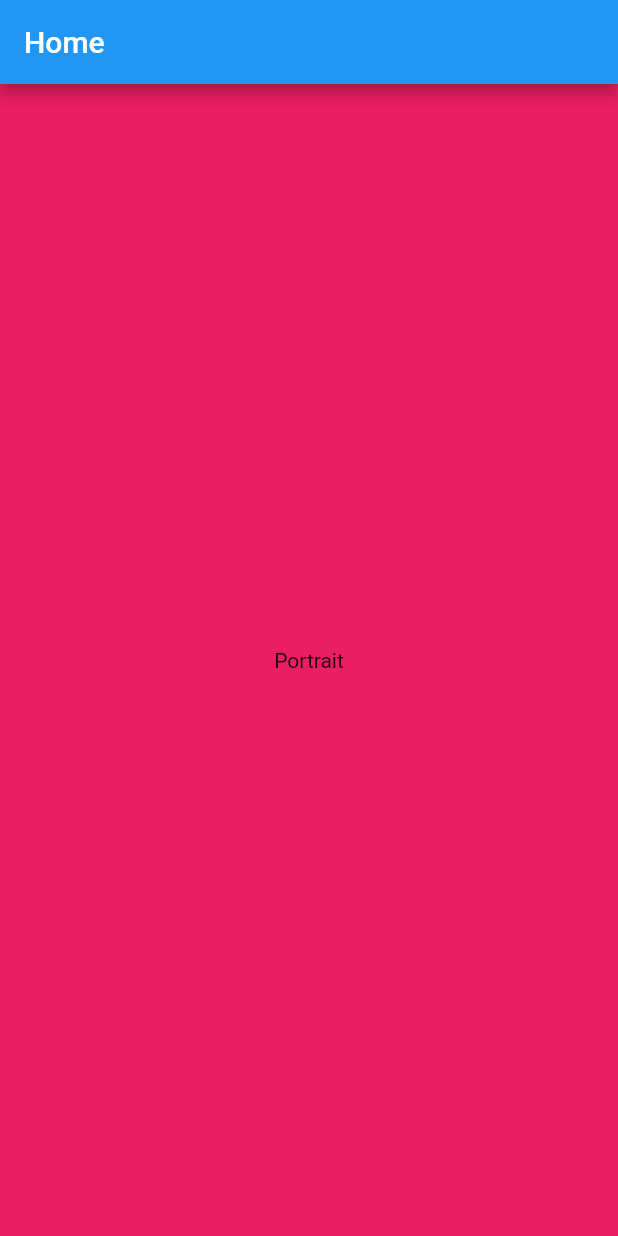
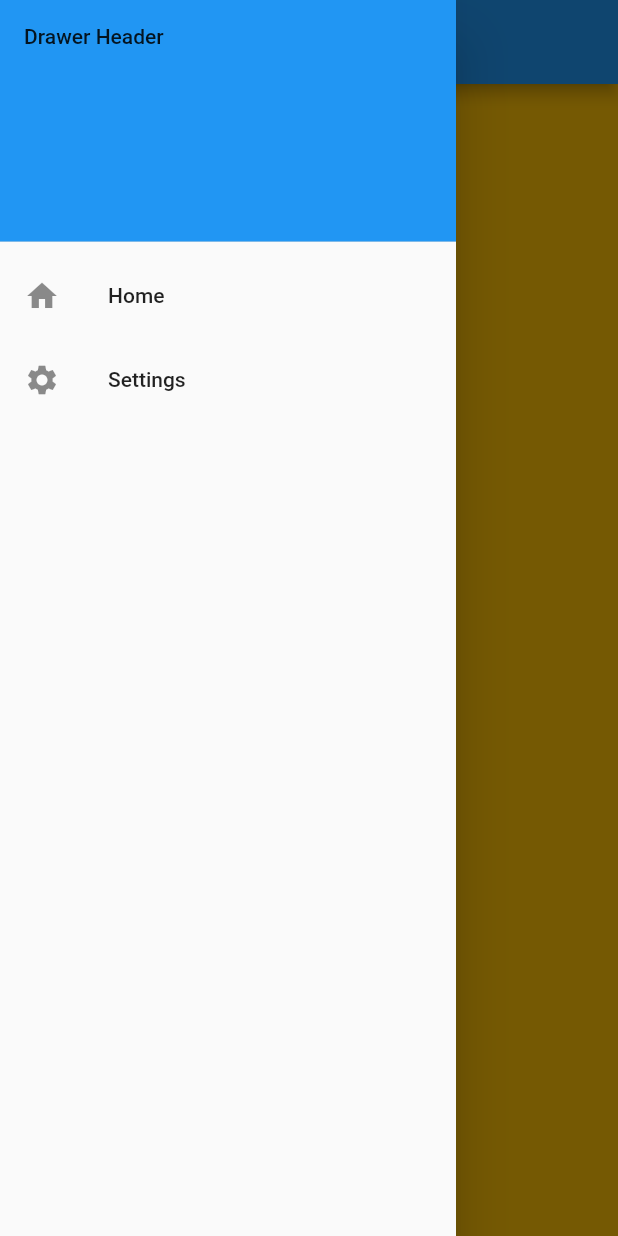
Before and after one commit to barreiradlc/responsive_studies, a Flutter app: the screen it shows after launch, with the side drawer open (before the commit the screen has no drawer), on a phone screen of 412 x 824 dp. Run offline on Flutter 3.47's test engine with Material 2 defaults, Android fonts, the phone set to English and light mode, and no system bars; our stand-ins replace get.

Commit message:
Responsive treatment

```diff
--- a/analysis_options.yaml
+++ b/analysis_options.yaml
@@ -23,6 +23,8 @@ linter:
   # producing the lint.
   rules:
     file_names: false
+    avoid_init_to_null: false
+    prefer_const_constructors: false
     # avoid_print: false  # Uncomment to disable the `avoid_print` rule
     # prefer_single_quotes: true  # Uncomment to enable the `prefer_single_quotes` rule
 
--- /dev/null
+++ b/lib/controllers/ScreenSizeController.dart
@@ -0,0 +1,25 @@
+import 'package:flutter/material.dart';
+import 'package:get/get.dart';
+
+class ScreenSizeController extends GetxController {
+  getCurrentSize() {
+    final BuildContext ctx = Get.context!;
+    final mediaQuery = MediaQuery.of(ctx);
+
+    return mediaQuery.size;
+  }
+
+  getCurrentWidth() {
+    final size = getCurrentSize();
+    return size.width;
+  }
+
+  bool isMobile() {
+    final width = getCurrentWidth();
+    if (width <= 900) {
+      return true;
+    }
+
+    return false;
+  }
+}
--- /dev/null
+++ b/lib/layouts/DashboardDrawer/DashboardDrawerLayout.dart
@@ -0,0 +1,28 @@
+import 'package:flutter/material.dart';
+import 'package:get/get.dart';
+import 'package:responsive_studies/controllers/NavigationController.dart';
+import 'package:responsive_studies/layouts/DashboardDrawer/Desktop.dart';
+import 'package:responsive_studies/layouts/DashboardDrawer/Mobile.dart';
+import 'package:responsive_studies/widgets/Drawer.dart';
+
+class DashboardDrawerLayout extends StatelessWidget {
+  final Widget page;
+
+  const DashboardDrawerLayout(this.page, {Key? key}) : super(key: key);
+
+  @override
+  Widget build(BuildContext context) {
+    final NavigationHomeController navigationController = Get.put(NavigationHomeController());
+
+    return Material(
+      child: LayoutBuilder(
+        builder: (context, constraints) {
+          if (constraints.maxWidth > 900) {
+            return DashboardDesktop(page);
+          }
+          return DashboardMobile(page);
+        },
+      ),
+    );
+  }
+}
--- /dev/null
+++ b/lib/layouts/DashboardDrawer/Mobile.dart
@@ -0,0 +1,21 @@
+import 'package:flutter/material.dart';
+import 'package:get/get.dart';
+import 'package:responsive_studies/controllers/NavigationController.dart';
+import 'package:responsive_studies/widgets/Drawer.dart';
+
+class DashboardMobile extends StatelessWidget {
+  final Widget page;
+  const DashboardMobile(this.page, {Key? key}) : super(key: key);
+
+  @override
+  Widget build(BuildContext context) {
+    final NavigationHomeController navigationController = Get.put(NavigationHomeController());
+
+    return Scaffold(
+      key: navigationController.drawerKey,
+      drawer: HomeDrawer(),
+      appBar: navigationController.appBar,
+      body: page,
+    );
+  }
+}
--- a/lib/main.dart
+++ b/lib/main.dart
@@ -1,5 +1,8 @@
 import 'package:flutter/material.dart';
-import 'package:responsive_studies/pages/HomePage.dart';
+import 'package:get/get.dart';
+import 'package:responsive_studies/layouts/DashboardDrawer/DashboardDrawerLayout.dart';
+import 'package:responsive_studies/pages/home/HomePage.dart';
+import 'package:responsive_studies/pages/settings/SettingsPage.dart';
 
 void main() {
   runApp(const MyApp());
@@ -10,8 +13,13 @@ class MyApp extends StatelessWidget {
 
   @override
   Widget build(BuildContext context) {
-    return const MaterialApp(
-      home: HomePage(),
+    return GetMaterialApp(
+      debugShowCheckedModeBanner: false,
+      initialRoute: '/',
+      getPages: [
+        GetPage(name: '/', page: () => DashboardDrawerLayout(HomePage()), transition: Transition.fadeIn),
+        GetPage(name: '/settings', page: () => DashboardDrawerLayout(SettingsPage()), transition: Transition.fadeIn),
+      ],
     );
   }
 }
--- a/lib/pages/HomePage.dart
+++ /dev/null
@@ -1,19 +0,0 @@
-import 'package:flutter/material.dart';
-import 'package:responsive_studies/pages/layouts/Landscape.dart';
-import 'package:responsive_studies/pages/layouts/Portrait.dart';
-
-class HomePage extends StatelessWidget {
-  const HomePage({ Key? key }) : super(key: key);
-
-  @override
-  Widget build(BuildContext context) {
-    final mediaQuery = MediaQuery.of(context);
-
-    return Scaffold(
-    appBar: AppBar(
-      title: Text('Home'),
-    ),
-    body: mediaQuery.orientation == Orientation.portrait ? HomePortrait() : HomeLandscape()
-    );
-  }
-}
--- /dev/null
+++ b/lib/pages/home/HomePage.dart
@@ -0,0 +1,43 @@
+import 'package:flutter/material.dart';
+import 'package:get/get.dart';
+import 'package:responsive_studies/controllers/NavigationController.dart';
+import 'package:responsive_studies/controllers/ScreenSizeController.dart';
+
+class HomePage extends StatefulWidget {
+  HomePage({Key? key}) : super(key: key);
+
+  @override
+  State<HomePage> createState() => _HomePageState();
+}
+
+class _HomePageState extends State<HomePage> {
+  final NavigationHomeController navigationController = Get.put(NavigationHomeController());
+
+  final ScreenSizeController screenSizeController = Get.put(ScreenSizeController());
+
+  @override
+  initState() {
+    super.initState();
+    navigationController.setAppBar(customAppBar());
+  }
+
+  @override
+  Widget build(BuildContext context) {
+    return Container(
+      color: Colors.amber,
+      child: Center(
+        child: Text(screenSizeController.isMobile() ? "Mobile" : "Desktop"),
+      ),
+    );
+  }
+
+  customAppBar() {
+    return AppBar(
+      title: Text('HomePage'),
+      leading: IconButton(
+        icon: Icon(Icons.menu),
+        onPressed: navigationController.openDrawer(),
+      ),
+    );
+  }
+}
--- a/lib/pages/layouts/Portrait.dart
+++ /dev/null
@@ -1,17 +0,0 @@
-import 'package:flutter/material.dart';
-
-class HomePortrait extends StatelessWidget {
-  const HomePortrait({ Key? key }) : super(key: key);
-
-  @override
-  Widget build(BuildContext context) {
-    return Scaffold(
-      body: Container(
-        color: Colors.pink,
-        child: Center(
-          child: Text("Portrait")
-        ),
-      ),
-    );
-  }
-}
--- /dev/null
+++ b/lib/widgets/Drawer.dart
@@ -0,0 +1,44 @@
+import 'package:flutter/material.dart';
+import 'package:get/get.dart';
+import 'package:responsive_studies/controllers/NavigationController.dart';
+
+class HomeDrawer extends StatelessWidget {
+  const HomeDrawer({Key? key}) : super(key: key);
+
+  @override
+  Widget build(BuildContext context) {
+    final NavigationHomeController navigationController = Get.put(NavigationHomeController());
+
+    return Drawer(
+      // Add a ListView to the drawer. This ensures the user can scroll
+      // through the options in the drawer if there isn't enough vertical
+      // space to fit everything.
+      child: ListView(
+        // Important: Remove any padding from the ListView.
+        padding: EdgeInsets.zero,
+        children: [
+          const DrawerHeader(
+            decoration: BoxDecoration(
+              color: Colors.blue,
+            ),
+            child: Text('Drawer Header'),
+          ),
+          ListTile(
+            leading: Icon(Icons.home),
+            title: Text('Home'),
+            onTap: () {
+              navigationController.handleChangeReplacingScreen(page: '/');
+            },
+          ),
+          ListTile(
+            leading: Icon(Icons.settings),
+            title: const Text('Settings'),
+            onTap: () {
+              navigationController.handleChangeReplacingScreen(page: '/settings');
+            },
+          ),
+        ],
+      ),
+    );
+  }
+}
--- a/pubspec.yaml
+++ b/pubspec.yaml
@@ -29,6 +29,7 @@ environment:
 dependencies:
   flutter:
     sdk: flutter
+  get: ^4.6.1
 
 
   # The following adds the Cupertino Icons font to your application.
```
Also changed, not shown: lib/controllers/NavigationController.dart (added, +65 -0 lines), lib/layouts/DashboardDrawer/Desktop.dart (added, +25 -0 lines), lib/pages/layouts/Landscape.dart (deleted, +0 -17 lines), lib/pages/settings/SettingsPage.dart (added, +23 -0 lines), lib/pages/settings/layouts/Landscape.dart (added, +29 -0 lines), lib/pages/settings/layouts/Portrait.dart (added, +23 -0 lines), pubspec.lock.
